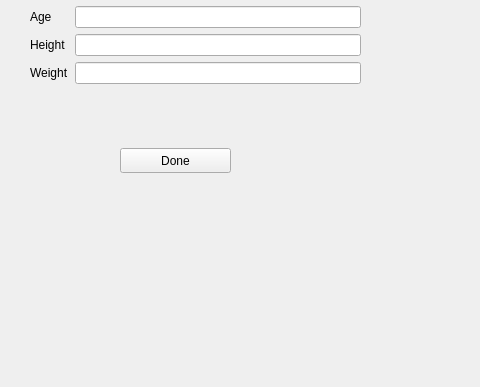
Qt form profilepage.ui (andreias144/3004Final) before a commit; both pictures show x 0 to 480 and y 92 to 479 of the 631 by 479 pixel window.
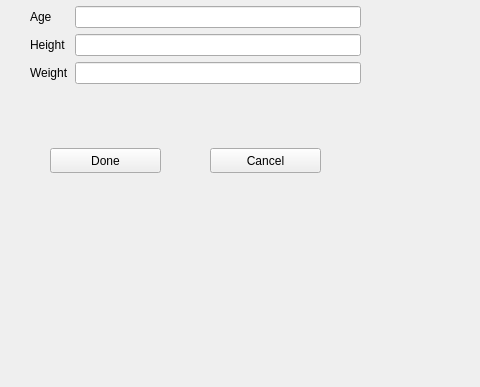
The same form after that commit.

What changed in the file:
```diff
--- a/profilepage.ui
+++ b/profilepage.ui
@@ -16,7 +16,7 @@
   <widget class="QPushButton" name="saveButton">
    <property name="geometry">
     <rect>
-     <x>120</x>
+     <x>50</x>
      <y>240</y>
      <width>111</width>
      <height>25</height>
@@ -91,6 +91,19 @@
     </item>
    </layout>
   </widget>
+  <widget class="QPushButton" name="cancelButton">
+   <property name="geometry">
+    <rect>
+     <x>210</x>
+     <y>240</y>
+     <width>111</width>
+     <height>25</height>
+    </rect>
+   </property>
+   <property name="text">
+    <string>Cancel</string>
+   </property>
+  </widget>
  </widget>
  <resources/>
  <connections/>
```
